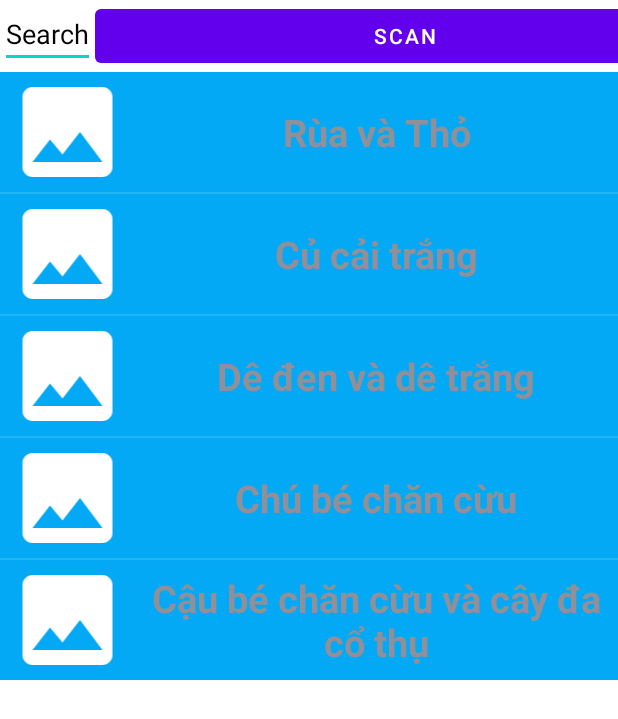
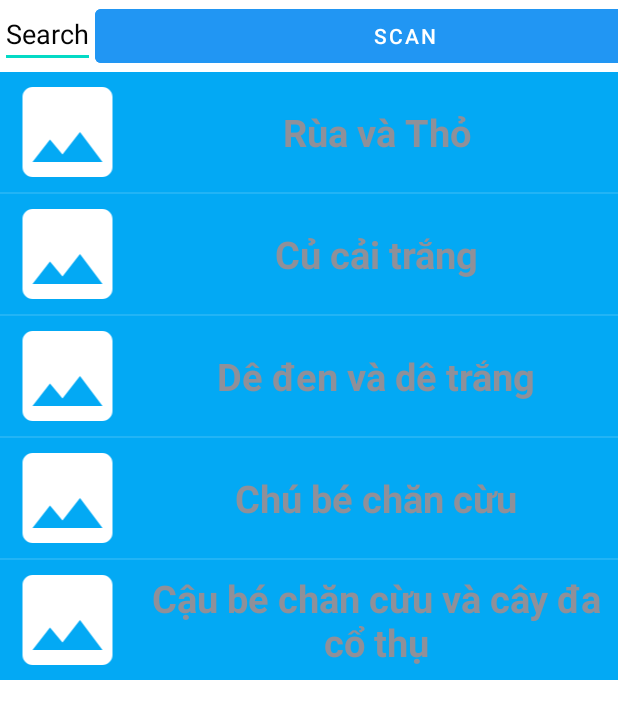
Before and after one commit to mtd1909/app-doc-truyen, an Android app: the ManScan screen opened directly, with no data from a screen before it, on a phone screen of 412 x 824 dp. Shown: the top 719 px of the screen. Run offline under Robolectric (Android 15) with nearby library versions, the phone set to English and light mode, and no system bars; our stand-ins replace Picasso; libraries missing offline, so code that uses them is left out: com.huawei.hms; pictures from the network do not load.

Commit message:
app doc truyen

```diff
--- a/app/src/main/res/layout/activity_man_scan.xml
+++ b/app/src/main/res/layout/activity_man_scan.xml
@@ -47,7 +47,8 @@
             android:layout_width="match_parent"
             android:id="@+id/btnScan"
             android:layout_height="wrap_content"
-            android:text="Scan"/>
+            android:text="Scan"
+            android:backgroundTint="#2196F3"/>
 
     </LinearLayout>
 
```
